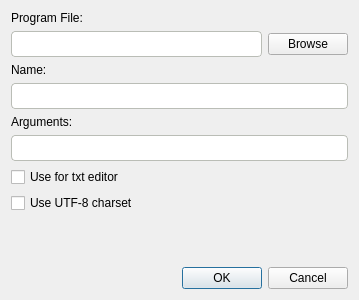
Old version of the form src/ui/WizExternalEditorInfoDialog.ui in the repository altairwei/WizNotePlus.
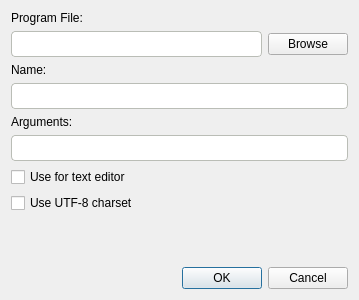
New version of the form.

What changed in the file:
```diff
--- a/src/ui/WizExternalEditorInfoDialog.ui
+++ b/src/ui/WizExternalEditorInfoDialog.ui
@@ -81,7 +81,7 @@
      <item>
       <widget class="QCheckBox" name="checkTextEditor">
        <property name="text">
-        <string>Use for txt editor</string>
+        <string>Use for text editor</string>
        </property>
       </widget>
      </item>
```
